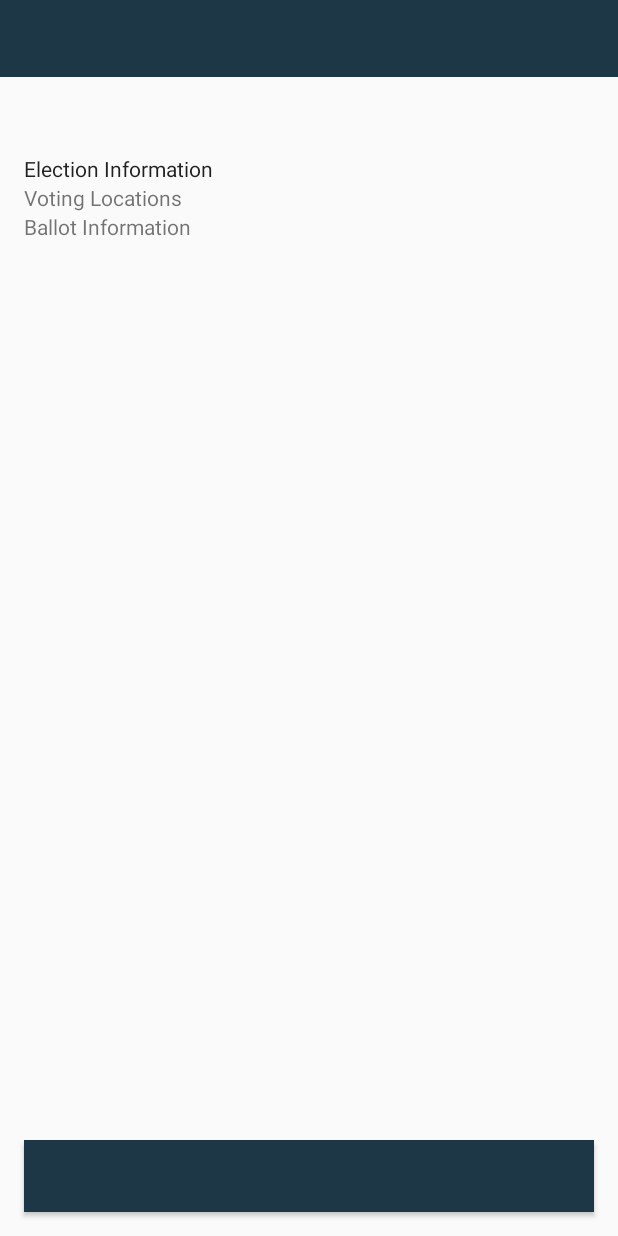
After one commit to khadkarajesh/political-preparedness, an Android app: the layout election_detail_fragment.xml on its own in the app's theme, with its tools: preview values and no code run, on a phone screen of 412 x 824 dp. The commit adds this screen. Run offline under Robolectric (Android 15) with nearby library versions, the phone set to English and light mode, and no system bars.

Commit message:
save election

```diff
--- a/app/build.gradle
+++ b/app/build.gradle
@@ -67,13 +67,16 @@ dependencies {
     implementation "com.squareup.moshi:moshi-kotlin:$version_moshi"
     implementation "com.squareup.moshi:moshi-adapters:$version_moshi"
 
-//    implementation "com.squareup.okhttp3:logging-interceptor:4.4.0"
+    implementation "com.facebook.stetho:stetho:$stetho_version"
 
     // Glide
     //TODO: Add Glide Implementation
 
     //Room
     implementation "androidx.room:room-runtime:$version_room"
+    implementation 'androidx.legacy:legacy-support-v4:1.0.0'
+    implementation 'androidx.lifecycle:lifecycle-extensions:2.2.0'
+    implementation 'androidx.lifecycle:lifecycle-viewmodel-ktx:2.2.0'
     kapt "androidx.room:room-compiler:$version_room"
     implementation "androidx.room:room-ktx:$version_room"
 
--- a/app/src/main/AndroidManifest.xml
+++ b/app/src/main/AndroidManifest.xml
@@ -10,6 +10,7 @@
         android:label="@string/app_name"
         android:roundIcon="@mipmap/ic_launcher_round"
         android:supportsRtl="true"
+        android:name=".App"
         android:theme="@style/AppTheme">
         <activity android:name="com.example.android.politicalpreparedness.MainActivity">
             <intent-filter>
--- a/app/src/main/java/com/example/android/politicalpreparedness/database/ElectionDao.kt
+++ b/app/src/main/java/com/example/android/politicalpreparedness/database/ElectionDao.kt
@@ -18,9 +18,4 @@ interface ElectionDao {
 
     @Query("DELETE FROM election_table where id=:id")
     suspend fun deleteById(id: Int)
-
-
-    @Query("DELETE FROM election_table")
-    suspend fun deleteAllElections()
-
 }
--- a/app/src/main/java/com/example/android/politicalpreparedness/election/ElectionsFragment.kt
+++ b/app/src/main/java/com/example/android/politicalpreparedness/election/ElectionsFragment.kt
@@ -1,5 +1,6 @@
 package com.example.android.politicalpreparedness.election
 
+import android.content.Context
 import android.os.Bundle
 import android.view.LayoutInflater
 import android.view.View
@@ -7,6 +8,7 @@ import android.view.ViewGroup
 import androidx.databinding.DataBindingUtil
 import androidx.fragment.app.Fragment
 import androidx.fragment.app.viewModels
+import androidx.navigation.fragment.findNavController
 import com.example.android.politicalpreparedness.R
 import com.example.android.politicalpreparedness.databinding.FragmentElectionBinding
 import com.example.android.politicalpreparedness.election.adapter.ElectionListAdapter
@@ -15,7 +17,7 @@ import com.example.android.politicalpreparedness.utils.setup
 class ElectionsFragment : Fragment() {
 
     //TODO: Declare ViewModel
-    val viewModel: ElectionsViewModel by viewModels { ElectionsViewModelFactory() }
+    val viewModel: ElectionsViewModel by viewModels { ElectionsViewModelFactory(activity as Context) }
     private lateinit var binding: FragmentElectionBinding
 
     override fun onCreateView(inflater: LayoutInflater,
@@ -52,7 +54,7 @@ class ElectionsFragment : Fragment() {
 
     private fun setupRecyclerView() {
         val adapter = ElectionListAdapter {
-
+            this.findNavController().navigate(ElectionsFragmentDirections.actionElectionsFragmentToElectionDetailFragment(it))
         }
         binding.rvUpcomingElections.setup(adapter)
     }
--- a/app/src/main/java/com/example/android/politicalpreparedness/election/ElectionsViewModel.kt
+++ b/app/src/main/java/com/example/android/politicalpreparedness/election/ElectionsViewModel.kt
@@ -9,7 +9,7 @@ import com.example.android.politicalpreparedness.network.models.Election
 import kotlinx.coroutines.launch
 
 //TODO: Construct ViewModel and provide election datasource
-class ElectionsViewModel(private val api: CivicsApiService) : ViewModel() {
+class ElectionsViewModel(private val api: CivicsApiService, private val dataSource: ElectionDataSource) : ViewModel() {
     val upcomingElections = MutableLiveData<List<Election>>()
     val savedElections = MutableLiveData<List<Election>>()
 
--- a/app/src/main/java/com/example/android/politicalpreparedness/election/ElectionsViewModelFactory.kt
+++ b/app/src/main/java/com/example/android/politicalpreparedness/election/ElectionsViewModelFactory.kt
@@ -1,12 +1,14 @@
 package com.example.android.politicalpreparedness.election
 
+import android.content.Context
 import androidx.lifecycle.ViewModel
 import androidx.lifecycle.ViewModelProvider
+import com.example.android.politicalpreparedness.database.ElectionDatabase
 import com.example.android.politicalpreparedness.network.CivicsApi
 
 //TODO: Create Factory to generate ElectionViewModel with provided election datasource
-class ElectionsViewModelFactory : ViewModelProvider.Factory {
+class ElectionsViewModelFactory(val context: Context) : ViewModelProvider.Factory {
     override fun <T : ViewModel?> create(modelClass: Class<T>): T {
-        return ElectionsViewModel(CivicsApi.retrofitService) as T
+        return ElectionsViewModel(CivicsApi.retrofitService, ElectionRepository(ElectionDatabase.getInstance(context).electionDao)) as T
     }
 }
--- a/app/src/main/java/com/example/android/politicalpreparedness/network/models/Election.kt
+++ b/app/src/main/java/com/example/android/politicalpreparedness/network/models/Election.kt
@@ -1,13 +1,16 @@
 package com.example.android.politicalpreparedness.network.models
 
+import android.os.Parcelable
 import androidx.room.*
 import com.squareup.moshi.*
+import kotlinx.android.parcel.Parcelize
 import java.util.*
 
+@Parcelize
 @Entity(tableName = "election_table")
 data class Election(
         @PrimaryKey val id: Int,
         @ColumnInfo(name = "name") val name: String,
         @ColumnInfo(name = "electionDay") val electionDay: Date,
         @Json(name = "ocdDivisionId") val division: String
-)
+) : Parcelable
--- /dev/null
+++ b/app/src/main/res/layout/election_detail_fragment.xml
@@ -0,0 +1,77 @@
+<?xml version="1.0" encoding="utf-8"?>
+<layout xmlns:android="http://schemas.android.com/apk/res/android"
+    xmlns:tools="http://schemas.android.com/tools">
+
+    <data>
+
+        <variable
+            name="viewModel"
+            type="com.example.android.politicalpreparedness.detail.ElectionDetailViewModel" />
+    </data>
+
+    <RelativeLayout
+        android:layout_width="match_parent"
+        android:layout_height="match_parent">
+
+        <LinearLayout
+            android:layout_width="match_parent"
+            android:layout_height="match_parent"
+            android:orientation="vertical"
+            tools:context=".detail.ElectionDetailFragment">
+
+            <TextView
+                android:id="@+id/election_name"
+                android:layout_width="match_parent"
+                android:layout_height="wrap_content"
+                android:layout_gravity="center"
+                android:background="@color/colorPrimaryDark"
+                android:padding="@dimen/padding"
+                android:textAppearance="@style/TextAppearance.AppCompat.Body1"
+                android:textColor="@android:color/white" />
+
+            <TextView
+                android:id="@+id/election_date"
+                android:layout_width="match_parent"
+                android:layout_height="wrap_content"
+                android:padding="@dimen/padding" />
+
+            <TextView
+                android:layout_width="match_parent"
+                android:layout_height="wrap_content"
+                android:paddingLeft="@dimen/padding"
+                android:paddingRight="@dimen/padding"
+                android:text="Election Information"
+                android:textAppearance="@style/TextAppearance.AppCompat.Body1" />
+
+            <LinearLayout
+                android:id="@+id/info"
+                android:layout_width="match_parent"
+                android:layout_height="wrap_content"
+                android:clickable="true"
+                android:orientation="vertical"
+                android:paddingLeft="@dimen/padding"
+                android:paddingRight="@dimen/padding">
+
+                <TextView
+                    android:layout_width="match_parent"
+                    android:layout_height="wrap_content"
+                    android:text="Voting Locations" />
+
+                <TextView
+                    android:layout_width="match_parent"
+                    android:layout_height="wrap_content"
+                    android:text="Ballot Information" />
+            </LinearLayout>
+        </LinearLayout>
+
+        <androidx.appcompat.widget.AppCompatButton
+            android:layout_width="match_parent"
+            android:layout_height="wrap_content"
+            android:layout_alignParentBottom="true"
+            android:layout_margin="@dimen/margin"
+            android:background="@color/colorPrimaryDark"
+            android:onClick="@{(v) -> viewModel.followElection()}"
+            android:text="@{viewModel.isFollowed ? @string/txt_un_follow_election : @string/txt_follow_election}"
+            android:textColor="@android:color/white" />
+    </RelativeLayout>
+</layout>
--- a/app/src/main/res/values/dimens.xml
+++ b/app/src/main/res/values/dimens.xml
@@ -1,6 +1,9 @@
 <?xml version="1.0" encoding="utf-8"?>
 <resources>
     <dimen name="default_padding">8dp</dimen>
+    <dimen name="padding">16dp</dimen>
+
+    <dimen name="margin">16dp</dimen>
 
     <!-- TODO: Add necessary dimension values -->s
 
--- a/app/src/main/res/values/strings.xml
+++ b/app/src/main/res/values/strings.xml
@@ -3,6 +3,8 @@
     <string name="app_name">Political Preparedness</string>
     <string name="txt_upcoming_election">Upcoming Elections</string>
     <string name="txt_saved_elections">Saved Elections</string>
+    <string name="txt_follow_election">Follow Election</string>
+    <string name="txt_un_follow_election">Un follow Election</string>
 
     <!-- TODO: Add necessary string values -->
 
--- a/build.gradle
+++ b/build.gradle
@@ -16,6 +16,7 @@ buildscript {
         version_glide = "4.11.0"
         version_play_services_location = "17.0.0"
         version_room = "2.2.5"
+        stetho_version = '1.5.1'
     }
 
     repositories {
```
Also changed, not shown: app/src/main/java/com/example/android/politicalpreparedness/App.kt (added, +11 -0 lines), app/src/main/java/com/example/android/politicalpreparedness/detail/ElectionDetailFragment.kt (added, +41 -0 lines), app/src/main/java/com/example/android/politicalpreparedness/detail/ElectionDetailViewModel.kt (added, +33 -0 lines), app/src/main/java/com/example/android/politicalpreparedness/detail/ElectionDetailViewModelFactory.kt (added, +15 -0 lines), app/src/main/java/com/example/android/politicalpreparedness/election/ElectionDataSource.kt (added, +10 -0 lines), app/src/main/java/com/example/android/politicalpreparedness/election/ElectionRepository.kt (added, +24 -0 lines), app/src/main/res/navigation/nav_graph.xml (+13 -1 lines), 1 other file.
